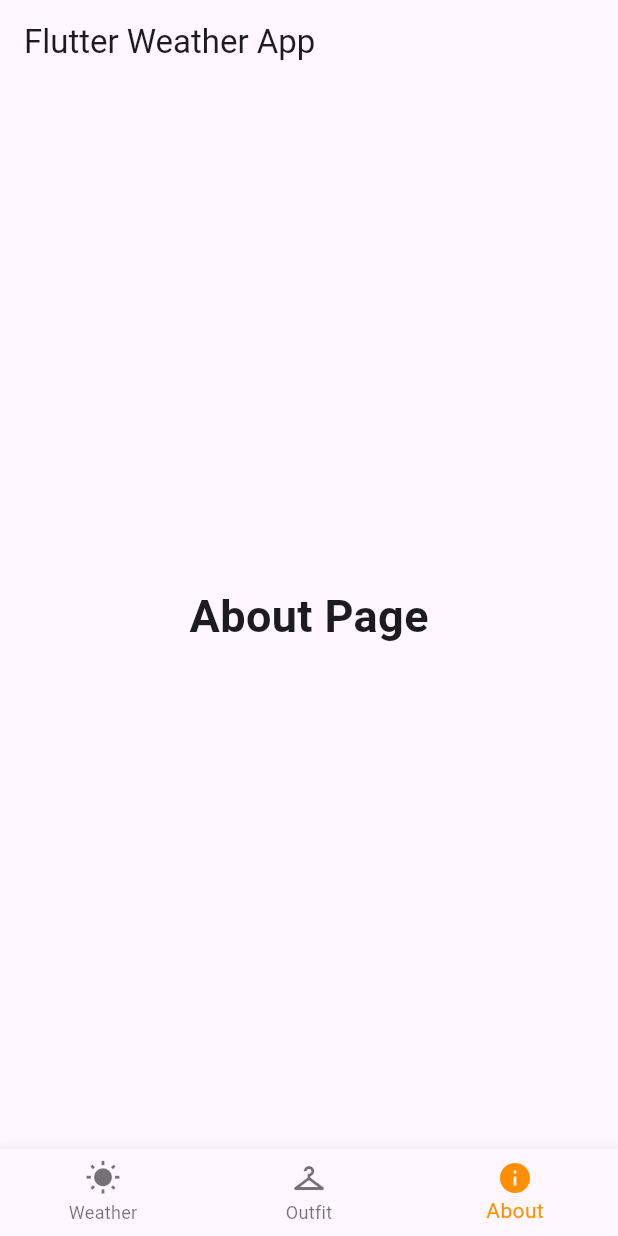
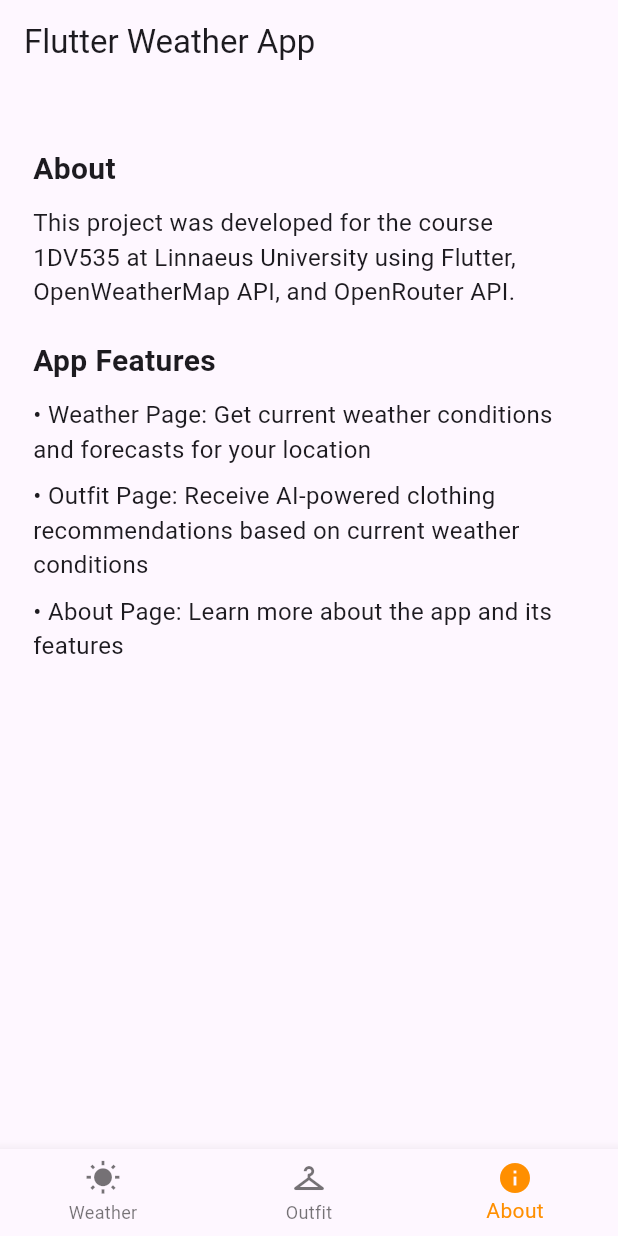
Before and after one commit to filipbagen/flutter_weather_app, a Flutter app: the screen it shows after launch, item 3 of the bottom bar chosen, on a phone screen of 412 x 824 dp. Run offline on Flutter 3.47's test engine with Material 3 defaults, Android fonts, the phone set to English and light mode, and no system bars.

Commit message:
Revamp About Page layout and content to enhance user information and experience

```diff
--- a/lib/pages/about_page.dart
+++ b/lib/pages/about_page.dart
@@ -5,10 +5,42 @@ class AboutPage extends StatelessWidget {
 
   @override
   Widget build(BuildContext context) {
-    return const Center(
-      child: Text(
-        'About Page',
-        style: TextStyle(fontSize: 30, fontWeight: FontWeight.bold),
+    return const Padding(
+      padding: EdgeInsets.all(22.0),
+      child: Column(
+        crossAxisAlignment: CrossAxisAlignment.start,
+        children: [
+          SizedBox(height: 20),
+          Text(
+            'About',
+            style: TextStyle(fontSize: 20, fontWeight: FontWeight.w600),
+          ),
+          SizedBox(height: 10),
+          Text(
+            'This project was developed for the course 1DV535 at Linnaeus University using Flutter, OpenWeatherMap API, and OpenRouter API.',
+            style: TextStyle(fontSize: 16),
+          ),
+          SizedBox(height: 20),
+          Text(
+            'App Features',
+            style: TextStyle(fontSize: 20, fontWeight: FontWeight.w600),
+          ),
+          SizedBox(height: 10),
+          Text(
+            '• Weather Page: Get current weather conditions and forecasts for your location',
+            style: TextStyle(fontSize: 16),
+          ),
+          SizedBox(height: 8),
+          Text(
+            '• Outfit Page: Receive AI-powered clothing recommendations based on current weather conditions',
+            style: TextStyle(fontSize: 16),
+          ),
+          SizedBox(height: 8),
+          Text(
+            '• About Page: Learn more about the app and its features',
+            style: TextStyle(fontSize: 16),
+          ),
+        ],
       ),
     );
   }
```
